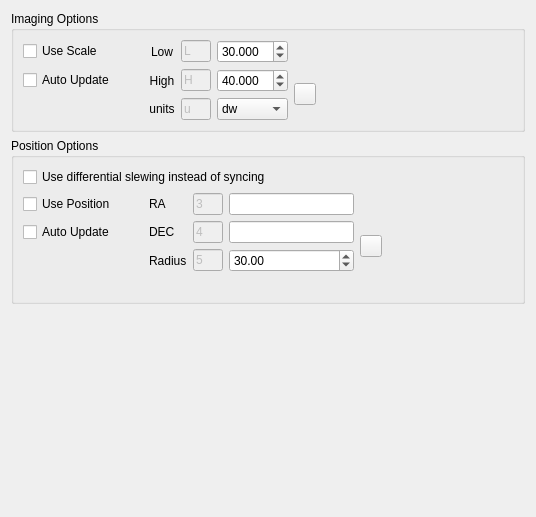
Above: kstars/ekos/align/opsastrometry.ui from KDE/kstars before the change. Below: the same form after it.
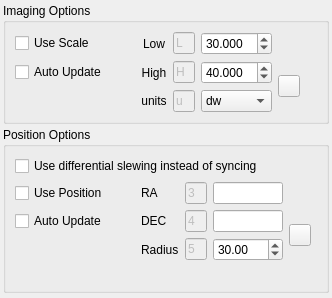
That is the form after the change. Icons and pictures are not drawn. Custom widgets are drawn as their Qt base class.

What changed in the file:
```diff
--- a/kstars/ekos/align/opsastrometry.ui
+++ b/kstars/ekos/align/opsastrometry.ui
@@ -6,11 +6,26 @@
    <rect>
     <x>0</x>
     <y>0</y>
-    <width>536</width>
-    <height>517</height>
+    <width>323</width>
+    <height>298</height>
    </rect>
   </property>
   <layout class="QVBoxLayout" name="verticalLayout_5">
+   <property name="spacing">
+    <number>3</number>
+   </property>
+   <property name="leftMargin">
+    <number>3</number>
+   </property>
+   <property name="topMargin">
+    <number>3</number>
+   </property>
+   <property name="rightMargin">
+    <number>3</number>
+   </property>
+   <property name="bottomMargin">
+    <number>3</number>
+   </property>
    <item>
     <widget class="QGroupBox" name="groupBox">
      <property name="title">
```
Left out of the diff: 8 changed lines with no effect on the pictures.
